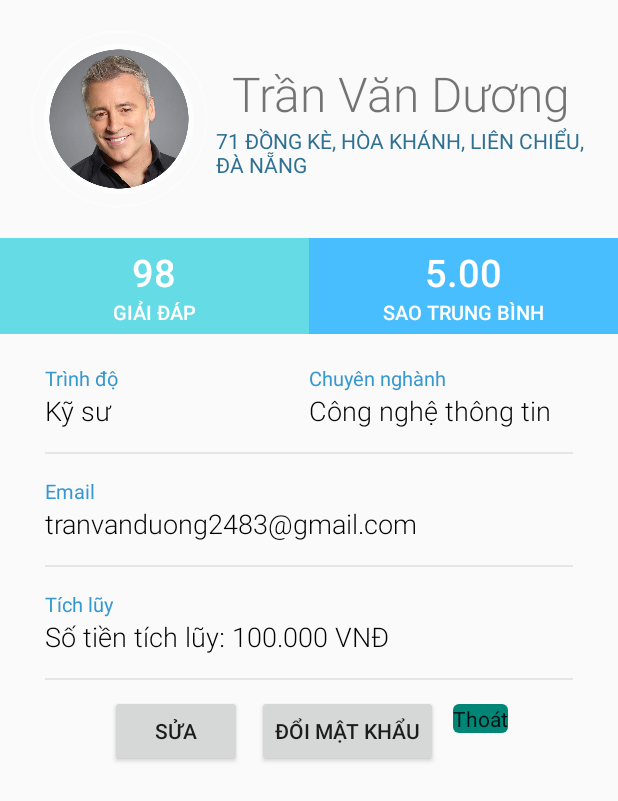
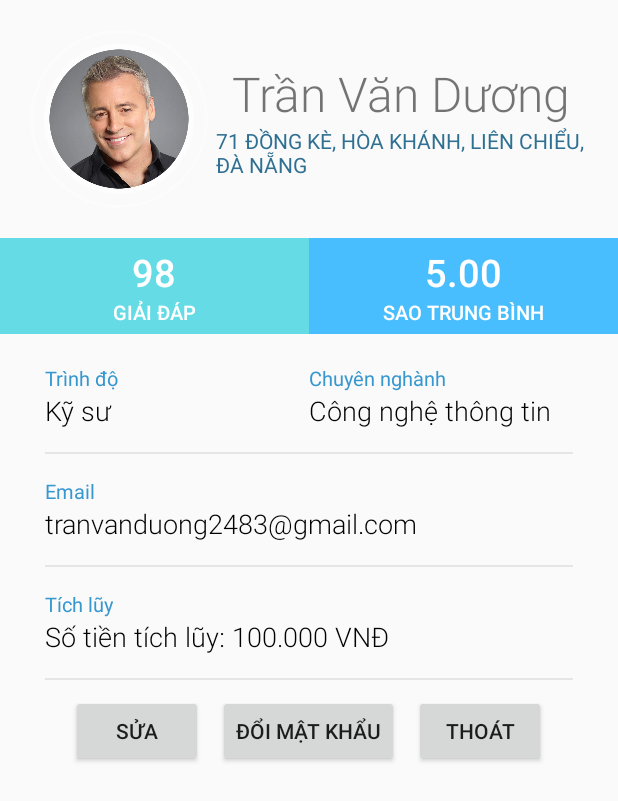
Before and after one commit to tranvanduong2483/Any-Question, an Android app: the layout activity_main2.xml on its own in the app's theme, with its tools: preview values and no code run, on a phone screen of 412 x 824 dp. Shown: the top 801 px of the screen. Run offline under Robolectric (Android 15) with nearby library versions, the phone set to English and light mode, and no system bars.

Commit message:
Khoi phuc button defaut

```diff
--- a/app/src/main/res/layout/activity_main2.xml
+++ b/app/src/main/res/layout/activity_main2.xml
@@ -334,7 +334,7 @@
             android:layout_gravity="center_horizontal"
             android:text="Đổi mật khẩu" />
 
-        <com.google.android.material.button.MaterialButton
+        <Button
             android:id="@+id/btn_dangxuat"
             android:layout_width="wrap_content"
             android:layout_height="wrap_content"
--- a/app/src/main/res/layout/fragment_account_expert.xml
+++ b/app/src/main/res/layout/fragment_account_expert.xml
@@ -159,7 +159,7 @@
                 android:layout_gravity="center_horizontal"
                 android:text="Đổi mật khẩu" />
 
-            <com.google.android.material.button.MaterialButton
+            <Button
                 android:id="@+id/btn_dangxuat"
                 android:layout_width="wrap_content"
                 android:layout_height="wrap_content"
--- a/app/src/main/res/layout/fragment_account_user.xml
+++ b/app/src/main/res/layout/fragment_account_user.xml
@@ -115,7 +115,7 @@
                 android:layout_gravity="center_horizontal"
                 android:text="Đổi mật khẩu" />
 
-            <com.google.android.material.button.MaterialButton
+            <Button
                 android:id="@+id/btn_dangxuat"
                 android:layout_width="wrap_content"
                 android:layout_height="wrap_content"
```
